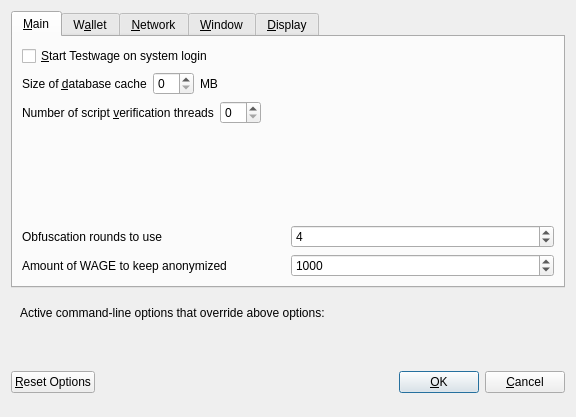
First picture: the form in src/qt/forms/optionsdialog.ui, repository digiwage/testwage, before the edit.
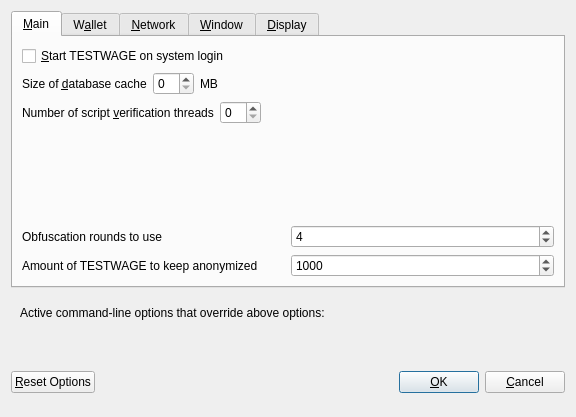
Second picture: the form after the edit. Custom widgets are drawn as their Qt base class.

```diff
--- a/src/qt/forms/optionsdialog.ui
+++ b/src/qt/forms/optionsdialog.ui
@@ -33,7 +33,7 @@
           <string>Automatically start Testwage after logging in to the system.</string>
          </property>
          <property name="text">
-          <string>&amp;Start Testwage on system login</string>
+          <string>&amp;Start TESTWAGE on system login</string>
          </property>
         </widget>
        </item>
@@ -177,7 +177,7 @@
             <string notr="true"/>
            </property>
            <property name="text">
-            <string>Amount of WAGE to keep anonymized</string>
+            <string>Amount of TESTWAGE to keep anonymized</string>
            </property>
           </widget>
          </item>
```
Left out of the diff: 10 changed lines with no effect on the pictures.
